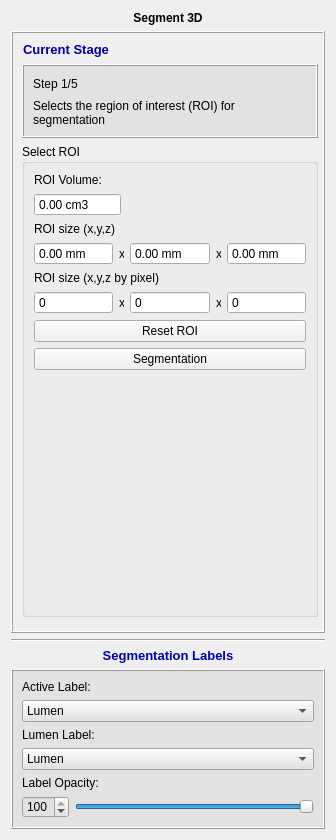
This is codes/UI/ModuleWidget.ui in wuzhuobin/PlaqueQuant as Qt 5 draws it before an edit. The edited form follows.
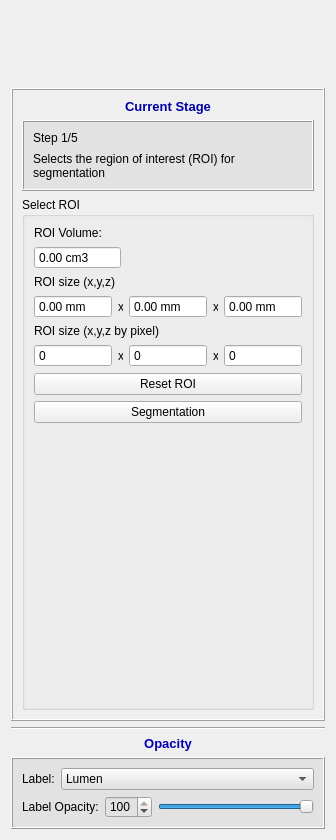
This is the edited form. The open tabs and pages were chosen to show the change. Icons and pictures are not drawn.

Diff of the .ui file:
```diff
--- a/codes/UI/ModuleWidget.ui
+++ b/codes/UI/ModuleWidget.ui
@@ -32,21 +32,9 @@
   </property>
   <layout class="QVBoxLayout" name="verticalLayout_2">
    <item>
-    <widget class="QLabel" name="label">
-     <property name="font">
-      <font>
-       <family>Arial</family>
-       <pointsize>9</pointsize>
-       <weight>75</weight>
-       <bold>true</bold>
-      </font>
-     </property>
-     <property name="text">
-      <string>Segment 3D</string>
-     </property>
-     <property name="alignment">
-      <set>Qt::AlignCenter</set>
-     </property>
+    <widget class="QStackedWidget" name="styleStackedWidget">
+     <widget class="QWidget" name="page_6"/>
+     <widget class="QWidget" name="page_7"/>
     </widget>
    </item>
    <item>
@@ -67,15 +55,9 @@
       <number>1</number>
      </property>
      <widget class="QWidget" name="page">
+      <layout class="QVBoxLayout" name="verticalLayout_9">
+       <item>
       <widget class="QLabel" name="label_37">
-       <property name="geometry">
-        <rect>
-         <x>9</x>
-         <y>9</y>
-         <width>88</width>
-         <height>16</height>
-        </rect>
-       </property>
        <property name="font">
         <font>
          <pointsize>10</pointsize>
@@ -90,15 +72,9 @@
         <set>Qt::AlignCenter</set>
        </property>
       </widget>
+       </item>
+       <item>
       <widget class="QFrame" name="frame_9">
-       <property name="geometry">
-        <rect>
-         <x>9</x>
-         <y>31</y>
-         <width>296</width>
-         <height>74</height>
-        </rect>
-       </property>
        <property name="minimumSize">
         <size>
          <width>0</width>
@@ -162,15 +138,9 @@
         </item>
        </layout>
       </widget>
+       </item>
+       <item>
       <widget class="QGroupBox" name="groupBox">
-       <property name="geometry">
-        <rect>
-         <x>9</x>
-         <y>111</y>
-         <width>296</width>
-         <height>473</height>
-        </rect>
-       </property>
        <property name="title">
         <string>Select ROI</string>
        </property>
@@ -438,6 +408,8 @@
        <zorder>verticalSpacer_8</zorder>
        <zorder>label_19</zorder>
       </widget>
+       </item>
+      </layout>
      </widget>
      <widget class="QWidget" name="page_2">
       <layout class="QVBoxLayout" name="verticalLayout_7">
@@ -1382,7 +1354,7 @@
       </font>
      </property>
      <property name="text">
-      <string>&lt;html&gt;&lt;head/&gt;&lt;body&gt;&lt;p&gt;&lt;span style=&quot; font-size:10pt; color:#0000b3;&quot;&gt;Segmentation Labels&lt;/span&gt;&lt;/p&gt;&lt;/body&gt;&lt;/html&gt;</string>
+      <string>&lt;html&gt;&lt;head/&gt;&lt;body&gt;&lt;p&gt;&lt;span style=&quot; font-size:10pt; color:#0000b3;&quot;&gt;Opacity&lt;/span&gt;&lt;/p&gt;&lt;/body&gt;&lt;/html&gt;</string>
      </property>
      <property name="alignment">
       <set>Qt::AlignCenter</set>
@@ -1406,7 +1378,9 @@
      <property name="frameShadow">
       <enum>QFrame::Raised</enum>
      </property>
-     <layout class="QVBoxLayout" name="verticalLayout_9">
+     <layout class="QVBoxLayout" name="verticalLayout">
+      <item>
+       <layout class="QHBoxLayout" name="horizontalLayout_6">
       <item>
        <widget class="QLabel" name="activeLabelLabel">
         <property name="font">
@@ -1415,12 +1389,18 @@
          </font>
         </property>
         <property name="text">
-         <string>Active Label:</string>
+           <string>Label:</string>
         </property>
        </widget>
       </item>
       <item>
        <widget class="QComboBox" name="labelComboBox">
+          <property name="sizePolicy">
+           <sizepolicy hsizetype="Expanding" vsizetype="Fixed">
+            <horstretch>0</horstretch>
+            <verstretch>0</verstretch>
+           </sizepolicy>
+          </property>
         <property name="font">
          <font>
           <family>Arial</family>
@@ -1488,49 +1468,10 @@
         </item>
        </widget>
       </item>
-      <item>
-       <widget class="QLabel" name="lumenLabel">
-        <property name="font">
-         <font>
-          <family>Arial</family>
-         </font>
-        </property>
-        <property name="text">
-         <string>Lumen Label:</string>
-        </property>
-       </widget>
-      </item>
-      <item>
-       <widget class="QComboBox" name="lumenComboBox">
-        <property name="font">
-         <font>
-          <family>Arial</family>
-         </font>
-        </property>
-        <property name="iconSize">
-         <size>
-          <width>13</width>
-          <height>13</height>
-         </size>
-        </property>
-        <item>
-         <property name="text">
-          <string>Lumen</string>
-         </property>
-         <property name="icon">
-          <iconset resource="../../resources/Project.qrc">
-           <normaloff>:/icons/redbox.png</normaloff>:/icons/redbox.png</iconset>
-         </property>
-        </item>
-       </widget>
+       </layout>
       </item>
       <item>
        <layout class="QHBoxLayout" name="horizontalLayout_5">
-        <property name="topMargin">
-         <number>0</number>
-        </property>
-       </layout>
-      </item>
       <item>
        <widget class="QLabel" name="label_13">
         <property name="font">
@@ -1544,14 +1485,6 @@
        </widget>
       </item>
       <item>
-       <layout class="QHBoxLayout" name="horizontalLayout_6">
-        <property name="topMargin">
-         <number>0</number>
-        </property>
-        <property name="bottomMargin">
-         <number>0</number>
-        </property>
-        <item>
          <widget class="QSpinBox" name="opacitySpinBox">
           <property name="maximum">
            <number>100</number>
```
Left out of the diff: 37 changed lines with no effect on the pictures. Lines whose indentation alone changed are shown as unchanged.
